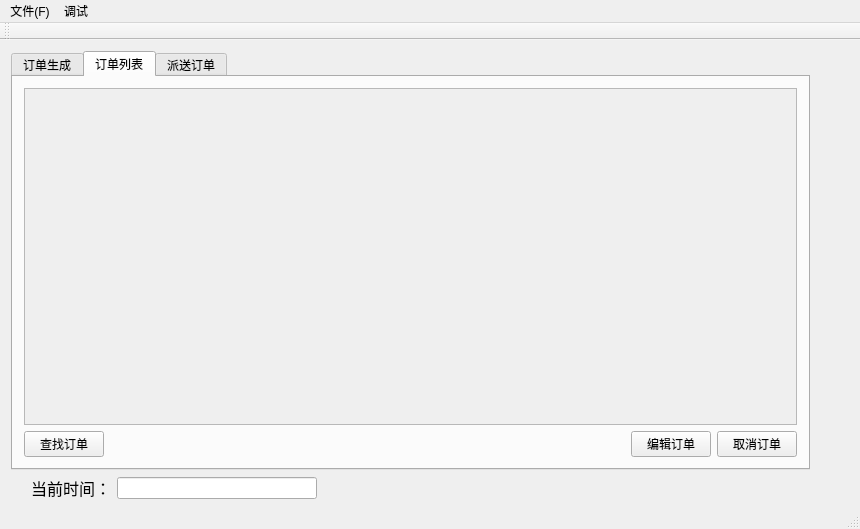
Before: the Qt Designer form Takeaway Delivery System/src/MainWindow.ui in HiZQP/Takeaway-Delivery-System, drawn with Qt 5.
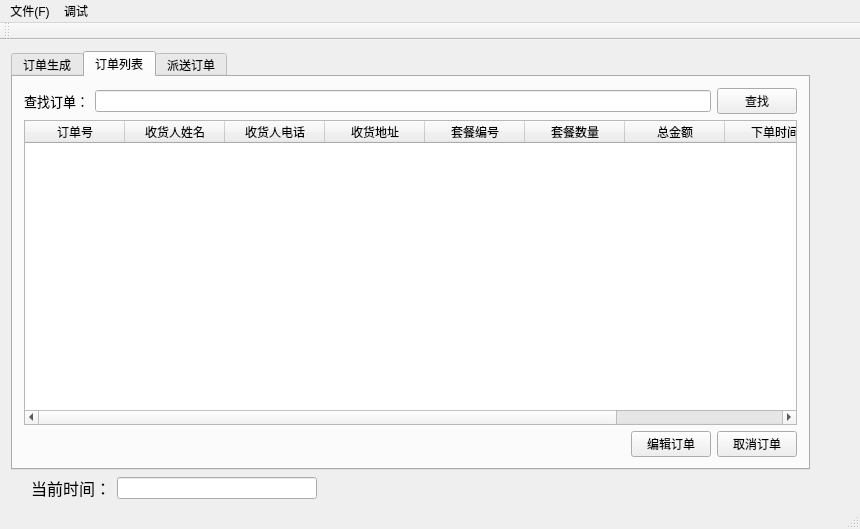
After: the same form once the commit is applied. The open tabs and pages were chosen to show the change.

Diff of the .ui file:
```diff
--- a/Takeaway Delivery System/src/MainWindow.ui
+++ b/Takeaway Delivery System/src/MainWindow.ui
@@ -174,31 +174,92 @@
          <item>
           <layout class="QVBoxLayout" name="verticalLayout_2">
            <item>
-            <widget class="QScrollArea" name="scrollArea_3">
-             <property name="widgetResizable">
-              <bool>true</bool>
+            <layout class="QHBoxLayout" name="horizontalLayout_12">
+             <item>
+              <widget class="QLabel" name="label_12">
+               <property name="text">
+                <string>&lt;html&gt;&lt;head/&gt;&lt;body&gt;&lt;p&gt;&lt;span style=&quot; font-size:10pt;&quot;&gt;查找订单：&lt;/span&gt;&lt;/p&gt;&lt;/body&gt;&lt;/html&gt;</string>
+               </property>
+              </widget>
+             </item>
+             <item>
+              <widget class="QLineEdit" name="lineEdit"/>
+             </item>
+             <item>
+              <widget class="QPushButton" name="pushButton">
+               <property name="text">
+                <string>查找</string>
+               </property>
+              </widget>
+             </item>
+            </layout>
+           </item>
+           <item>
+            <widget class="QTableWidget" name="orderListTable">
+             <property name="frameShape">
+              <enum>QFrame::Shape::StyledPanel</enum>
              </property>
-             <widget class="QWidget" name="scrollAreaWidgetContents_3">
-              <property name="geometry">
-               <rect>
-                <x>0</x>
-                <y>0</y>
-                <width>98</width>
-                <height>28</height>
-               </rect>
+             <property name="horizontalScrollBarPolicy">
+              <enum>Qt::ScrollBarPolicy::ScrollBarAsNeeded</enum>
+             </property>
+             <property name="sizeAdjustPolicy">
+              <enum>QAbstractScrollArea::SizeAdjustPolicy::AdjustIgnored</enum>
+             </property>
+             <property name="sortingEnabled">
+              <bool>false</bool>
+             </property>
+             <property name="columnCount">
+              <number>9</number>
+             </property>
+             <column>
+              <property name="text">
+               <string>订单号</string>
               </property>
-             </widget>
+             </column>
+             <column>
+              <property name="text">
+               <string>收货人姓名</string>
+              </property>
+             </column>
+             <column>
+              <property name="text">
+               <string>收货人电话</string>
+              </property>
+             </column>
+             <column>
+              <property name="text">
+               <string>收货地址</string>
+              </property>
+             </column>
+             <column>
+              <property name="text">
+               <string>套餐编号</string>
+              </property>
+             </column>
+             <column>
+              <property name="text">
+               <string>套餐数量</string>
+              </property>
+             </column>
+             <column>
+              <property name="text">
+               <string>总金额</string>
+              </property>
+             </column>
+             <column>
+              <property name="text">
+               <string>下单时间</string>
+              </property>
+             </column>
+             <column>
+              <property name="text">
+               <string>订单状态</string>
+              </property>
+             </column>
             </widget>
            </item>
            <item>
             <layout class="QHBoxLayout" name="horizontalLayout_5">
-             <item>
-              <widget class="QPushButton" name="pushButton_5">
-               <property name="text">
-                <string>查找订单</string>
-               </property>
-              </widget>
-             </item>
              <item>
               <spacer name="horizontalSpacer_2">
                <property name="orientation">
```
Left out of the diff: 33 changed lines with no effect on the pictures.
